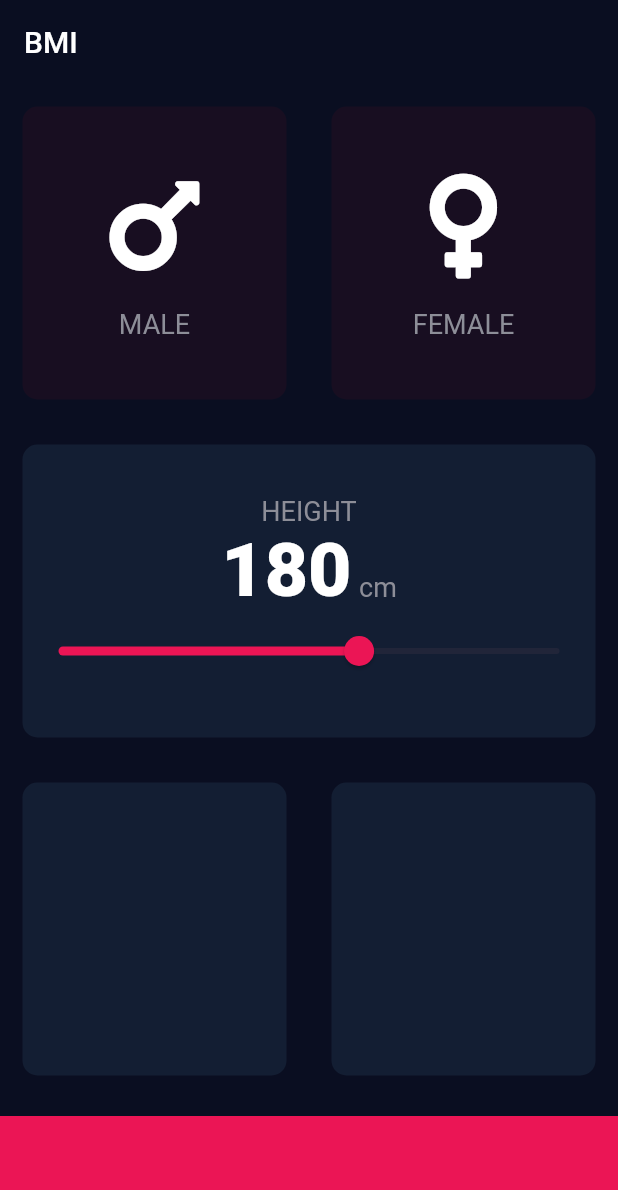
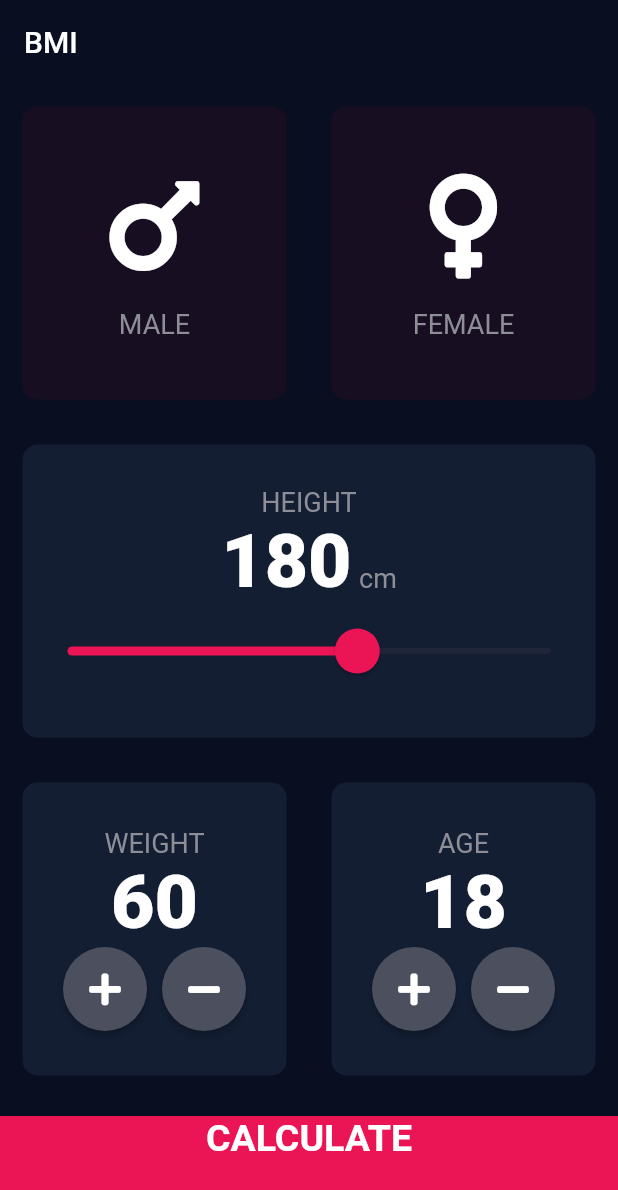
Before and after one commit to albertdugba/bmi-calculator-flutter, a Flutter app: the screen it shows after launch, on a phone screen of 412 x 824 dp. Shown: the top 1190 px of the screen. Run offline on Flutter 3.47's test engine with Material 2 defaults, Android fonts, the phone set to English and light mode, and no system bars; our stand-ins replace font_awesome_flutter.

```diff
--- /dev/null
+++ b/lib/brain.dart
@@ -0,0 +1,35 @@
+import 'dart:math';
+
+class CalculatorBrain {
+  final int height;
+  final int weight;
+
+  CalculatorBrain({this.height, this.weight});
+
+  double _bmi;
+
+  String calculateBMI() {
+    _bmi = weight / pow(height / 100, 2);
+    return _bmi.toStringAsFixed(1);
+  }
+
+  String getResult() {
+    if (_bmi >= 25) {
+      return 'Overweight';
+    } else if (_bmi > 18.5) {
+      return 'Normal';
+    } else {
+      return 'Underweight';
+    }
+  }
+
+  String interpretattion() {
+    if (_bmi >= 25) {
+      return 'You have a higher than a normal body weight. Try and exercise more.';
+    } else if (_bmi > 18.5) {
+      return 'You have a normal body weight. Good job and keep it up.';
+    } else {
+      return 'You have less than a normal body weight. Try and eat more.';
+    }
+  }
+}
--- a/lib/input_page.dart
+++ b/lib/input_page.dart
@@ -1,4 +1,5 @@
 import 'package:flutter/material.dart';
+import 'package:flutter_module/results_page.dart';
 import 'package:flutter_module/utils/constants.dart';
 import 'package:flutter_module/utils/utils.dart';
 import 'package:font_awesome_flutter/font_awesome_flutter.dart';
@@ -13,6 +14,8 @@ class InputPage extends StatefulWidget {
 class _InputPageState extends State<InputPage> {
   Gender selectedGender;
   int height = 180;
+  int weight = 60;
+  int age = 18;
 
   @override
   Widget build(BuildContext context) {
@@ -81,7 +84,17 @@ class _InputPageState extends State<InputPage> {
                         )
                       ],
                     ),
-                    Slider(
+                    SliderTheme(
+                      data: SliderTheme.of(context).copyWith(
+                          inactiveTrackColor: Color(0xFFD8E98),
+                          activeTrackColor: Colors.white,
+                          overlayColor: Color(0x15EB1555),
+                          thumbColor: Color(0x29EB1555),
+                          thumbShape:
+                              RoundSliderThumbShape(enabledThumbRadius: 15.0),
+                          overlayShape:
+                              RoundSliderOverlayShape(overlayRadius: 30.0)),
+                      child: Slider(
                         value: height.toDouble(),
                         onChanged: (double newValue) {
                           setState(() {
@@ -89,9 +102,9 @@ class _InputPageState extends State<InputPage> {
                           });
                         },
                         activeColor: Color(0xFFEB1555),
-                      inactiveColor: Color(0xFFD8E98),
                         min: 120.0,
                         max: 220.0,
+                      ),
                     )
                   ],
                 ),
@@ -101,18 +114,85 @@ class _InputPageState extends State<InputPage> {
                 child: Row(
               children: <Widget>[
                 Expanded(
-                  child: ReuseableCard(colour: kActiveCardColour),
+                  child: ReuseableCard(
+                      cardChild: Column(
+                        mainAxisAlignment: MainAxisAlignment.center,
+                        children: <Widget>[
+                          Text(
+                            'WEIGHT',
+                            style: kLabelTextStyle,
+                          ),
+                          Text(
+                            weight.toString(),
+                            style: kNumberTextStyle,
+                          ),
+                          Row(
+                            mainAxisAlignment: MainAxisAlignment.center,
+                            children: <Widget>[
+                              RoundButtom(
+                                icon: FontAwesomeIcons.plus,
+                                onPress: () {
+                                  setState(() {
+                                    weight += 1;
+                                  });
+                                },
+                              ),
+                              SizedBox(width: 10.0),
+                              RoundButtom(
+                                icon: FontAwesomeIcons.minus,
+                                onPress: () {
+                                  setState(() {
+                                    weight -= 1;
+                                  });
+                                },
+                              ),
+                            ],
+                          )
+                        ],
+                      ),
+                      colour: kActiveCardColour),
                 ),
                 Expanded(
-                  child: ReuseableCard(colour: kActiveCardColour),
+                  child: ReuseableCard(
+                      cardChild: Column(
+                        mainAxisAlignment: MainAxisAlignment.center,
+                        children: <Widget>[
+                          Text('AGE', style: kLabelTextStyle),
+                          Text(age.toString(), style: kNumberTextStyle),
+                          Row(
+                            mainAxisAlignment: MainAxisAlignment.center,
+                            children: <Widget>[
+                              RoundButtom(
+                                icon: FontAwesomeIcons.plus,
+                                onPress: () {
+                                  setState(() {
+                                    age++;
+                                  });
+                                },
+                              ),
+                              SizedBox(width: 10.0),
+                              RoundButtom(
+                                icon: FontAwesomeIcons.minus,
+                                onPress: () {
+                                  setState(() {
+                                    age++;
+                                  });
+                                },
+                              )
+                            ],
+                          ),
+                        ],
+                      ),
+                      colour: kActiveCardColour),
                 ),
               ],
             )),
-            Container(
-              color: kBottomContainerColour,
-              margin: const EdgeInsets.only(top: 12.0),
-              width: double.infinity,
-              height: kBottomheightContainer,
+            BottomButton(
+              onTap: () {
+                Navigator.push(context,
+                    MaterialPageRoute(builder: (context) => ResultsPage()));
+              },
+              buttonTitle: 'CALCULATE',
             )
           ],
         ));
--- a/lib/utils/constants.dart
+++ b/lib/utils/constants.dart
@@ -6,3 +6,10 @@ const kActiveCardColour = Color(0xFF131E33);
 const kInActiveColour = Color(0xFF11128);
 const kLabelTextStyle = TextStyle(fontSize: 18.0, color: Color(0xFF8D8E98));
 const kNumberTextStyle = TextStyle(fontWeight: FontWeight.w900, fontSize: 50.0);
+const kTitleStyle = TextStyle(fontSize: 50.0, fontWeight: FontWeight.bold);
+const kBmiTextStyle = TextStyle(fontSize: 100.0, fontWeight: FontWeight.bold);
+const kBodyTextStyle = TextStyle(fontSize: 22.0);
+const kResultsTextStyle = TextStyle(
+    color: Color(0xFF24D876), fontSize: 22.0, fontWeight: FontWeight.bold);
+const kLargeButtonTextStyle =
+    TextStyle(fontSize: 25.0, fontWeight: FontWeight.bold);
--- a/lib/utils/utils.dart
+++ b/lib/utils/utils.dart
@@ -45,3 +45,42 @@ class CardContent extends StatelessWidget {
     );
   }
 }
+
+class RoundButtom extends StatelessWidget {
+  final IconData icon;
+  final Function onPress;
+
+  RoundButtom({@required this.icon, @required this.onPress});
+  @override
+  Widget build(BuildContext context) {
+    return RawMaterialButton(
+      onPressed: onPress,
+      child: Icon(icon),
+      constraints: BoxConstraints.tightFor(width: 56.0, height: 56.0),
+      shape: CircleBorder(),
+      fillColor: Color(0xFF4C4F5E),
+    );
+  }
+}
+
+class BottomButton extends StatelessWidget {
+  final Function onTap;
+  final String buttonTitle;
+
+  BottomButton({@required this.onTap, @required this.buttonTitle});
+  @override
+  Widget build(BuildContext context) {
+    return GestureDetector(
+      onTap: onTap,
+      child: Container(
+        color: kBottomContainerColour,
+        margin: const EdgeInsets.only(top: 12.0),
+        padding: const EdgeInsets.only(bottom: 20.0),
+        width: double.infinity,
+        height: kBottomheightContainer,
+        child: Text(buttonTitle,
+            textAlign: TextAlign.center, style: kLargeButtonTextStyle),
+      ),
+    );
+  }
+}
```
Also changed, not shown: app.dart (+8 -3 lines), lib/results_page.dart (added, +51 -0 lines), 1 other file. Lines whose indentation alone changed are shown as unchanged.
